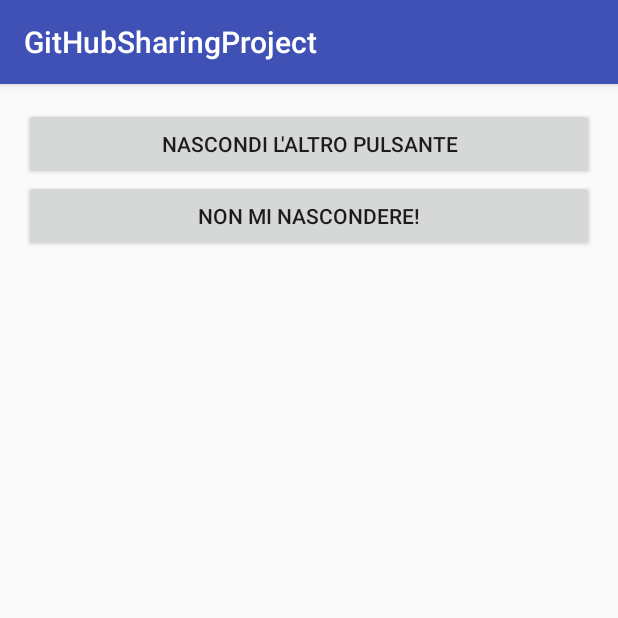
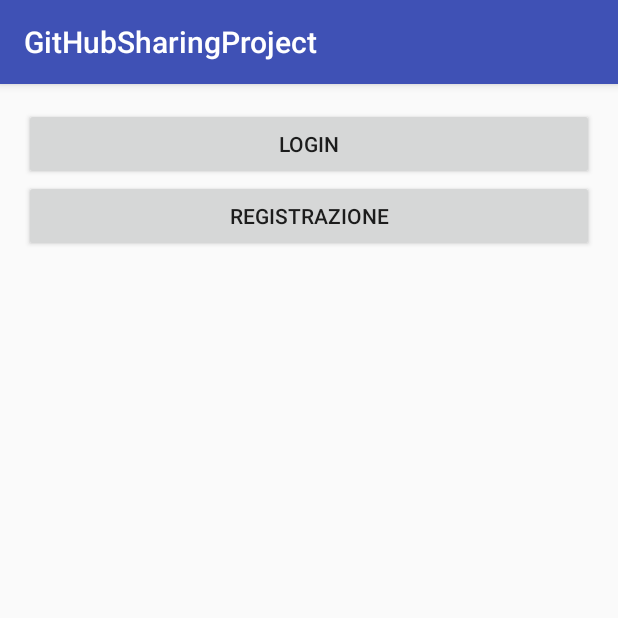
Before and after one commit to UnigeProject/GitHubSharingUniversity, an Android app: the screen it shows after launch (MainActivity), on a phone screen of 412 x 824 dp, the top half of it. Run offline under Robolectric (Android 15) with nearby library versions, the phone set to English and light mode, and no system bars.

Commit message:
Shared Preferences

```diff
--- a/app/src/main/java/com/example/tia/githubsharingproject/MainActivity.java
+++ b/app/src/main/java/com/example/tia/githubsharingproject/MainActivity.java
@@ -1,29 +1,39 @@
 package com.example.tia.githubsharingproject;
 
+
+import android.content.Intent;
+import android.content.SharedPreferences;
 import android.support.v7.app.AppCompatActivity;
 import android.os.Bundle;
 import android.view.View;
 import android.widget.Button;
-import android.widget.Toast;
+
 
 public class MainActivity extends AppCompatActivity {
 
+
     Button bottoneNascosto;
+
 
     @Override
     protected void onCreate(Bundle savedInstanceState) {
         super.onCreate(savedInstanceState);
         setContentView(R.layout.activity_main);
+        bottoneNascosto = (Button)findViewById(R.id.Registrazione);
+        SharedPreferences mPrefs = getSharedPreferences("Registrazione" , MODE_PRIVATE);
+        String str = mPrefs.getString("Registrazione" , "");
+        if (str.equals("2")) {
+            // la registrazione è già stata fatta quindi nascondo il bottone
+            bottoneNascosto.setVisibility(View.GONE);
+        }
+        else{
 
-        bottoneNascosto  =(Button) findViewById(R.id.BottoneCheSiNasconde);
+            bottoneNascosto.setVisibility(View.VISIBLE);
+        }
 
     }
 
-    public void onClickNascondino(){
-        bottoneNascosto.setVisibility(View.GONE);
-    }
-
-    public void onClickDaNascosto(){
-        Toast.makeText(this, "Anche da nascosto", Toast.LENGTH_SHORT).show();
+    public void onClickRegistrazione(View view){
+        startActivity(new Intent(this, Registrazione.class));
     }
 }
--- a/app/src/main/res/layout/activity_main.xml
+++ b/app/src/main/res/layout/activity_main.xml
@@ -13,15 +13,15 @@
     <Button
         android:layout_width="match_parent"
         android:layout_height="wrap_content"
-        android:id="@+id/BottoneCheNasconde"
-        android:text="Nascondi l'altro pulsante"
-        android:onClick="onClickNascondino"
+        android:id="@+id/Login"
+        android:text="Login"
+        android:onClick="onClickLogin"
         />
 
     <Button
         android:layout_width="match_parent"
         android:layout_height="wrap_content"
-        android:id="@+id/BottoneCheSiNasconde"
-        android:text="NON MI NASCONDERE!"
-        android:onClick="onClickDaNascosto"/>
+        android:id="@+id/Registrazione"
+        android:text="Registrazione"
+        android:onClick="onClickRegistrazione"/>
 </LinearLayout>
```
Also changed, not shown: app/src/main/AndroidManifest.xml (+5 -3 lines), app/src/main/java/com/example/tia/githubsharingproject/Registrazione.java (added, +32 -0 lines), app/src/main/res/layout/activity_registrazione.xml (added, +21 -0 lines).
